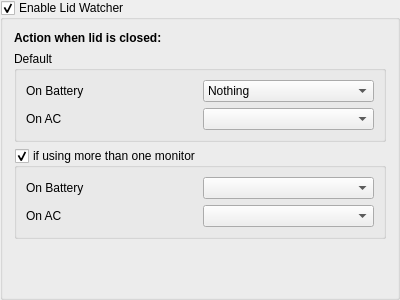
Above: config/lidwatchersettings.ui from lxqt/lxqt-powermanagement before the change. Below: the same form after it.
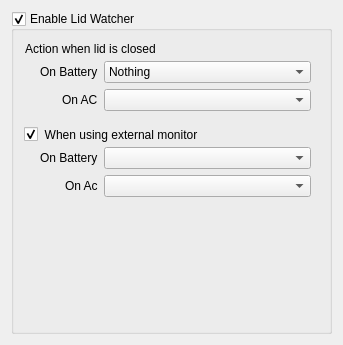
That is the form after the change.

Patch:
```diff
--- a/config/lidwatchersettings.ui
+++ b/config/lidwatchersettings.ui
@@ -1,46 +1,56 @@
 <?xml version="1.0" encoding="UTF-8"?>
 <ui version="4.0">
  <class>LidWatcherSettings</class>
- <widget class="QGroupBox" name="LidWatcherSettings">
+ <widget class="QWidget" name="LidWatcherSettings">
   <property name="geometry">
    <rect>
     <x>0</x>
     <y>0</y>
-    <width>400</width>
-    <height>300</height>
+    <width>343</width>
+    <height>345</height>
    </rect>
   </property>
   <property name="windowTitle">
-   <string>GroupBox</string>
-  </property>
-  <property name="title">
-   <string>Enable Lid Watcher</string>
-  </property>
-  <property name="checkable">
-   <bool>true</bool>
+   <string>Form</string>
   </property>
   <layout class="QVBoxLayout" name="verticalLayout">
    <item>
-    <widget class="QLabel" name="label">
-     <property name="font">
-      <font>
-       <weight>75</weight>
-       <bold>true</bold>
-      </font>
+    <widget class="QGroupBox" name="enableGroupBox">
+     <property name="styleSheet">
+      <string notr="true"/>
      </property>
+     <property name="title">
+      <string>Enable Lid Watcher</string>
+     </property>
+     <property name="checkable">
+      <bool>true</bool>
+     </property>
+     <layout class="QVBoxLayout" name="verticalLayout_2">
+      <item>
+       <widget class="QGroupBox" name="groupBox">
+        <property name="styleSheet">
+         <string notr="true">QGroupBox {
+    border: none;
+	padding-top: 12px;
+    padding-left: 8px;
+}</string>
+        </property>
+        <property name="title">
+         <string>Action when lid is closed</string>
+        </property>
+        <layout class="QFormLayout" name="formLayout_2">
+         <property name="fieldGrowthPolicy">
+          <enum>QFormLayout::AllNonFixedFieldsGrow</enum>
+         </property>
+         <property name="labelAlignment">
+          <set>Qt::AlignRight|Qt::AlignTrailing|Qt::AlignVCenter</set>
+         </property>
+         <item row="0" column="0">
+          <widget class="QLabel" name="onBatteryActionLabel">
      <property name="text">
-      <string>Action when lid is closed:</string>
-     </property>
-    </widget>
-   </item>
-   <item>
-    <widget class="QGroupBox" name="defaultGroupBox">
-     <property name="title">
-      <string>Default</string>
-     </property>
-     <layout class="QGridLayout" name="gridLayout">
-      <item row="2" column="1">
-       <widget class="QComboBox" name="onAcActionComboBox"/>
+            <string>On Battery</string>
+           </property>
+          </widget>
       </item>
       <item row="0" column="1">
        <widget class="QComboBox" name="onBatteryActionComboBox">
@@ -66,56 +76,68 @@
         </item>
        </widget>
       </item>
-      <item row="0" column="0">
-       <widget class="QLabel" name="onBatteryActionLabel">
-        <property name="text">
-         <string>On Battery</string>
-        </property>
-       </widget>
-      </item>
-      <item row="2" column="0">
+         <item row="1" column="0">
        <widget class="QLabel" name="onAcActionLabel">
         <property name="text">
          <string>On AC</string>
         </property>
        </widget>
       </item>
+         <item row="1" column="1">
+          <widget class="QComboBox" name="onAcActionComboBox"/>
+         </item>
      </layout>
     </widget>
    </item>
    <item>
     <widget class="QGroupBox" name="extMonGroupBox">
+        <property name="sizePolicy">
+         <sizepolicy hsizetype="Expanding" vsizetype="Preferred">
+          <horstretch>0</horstretch>
+          <verstretch>0</verstretch>
+         </sizepolicy>
+        </property>
+        <property name="styleSheet">
+         <string notr="true">QGroupBox {
+    border: none;
+	padding-top: 12px;
+    padding-left: 8px;
+}</string>
+        </property>
      <property name="title">
-      <string>if using more than one monitor</string>
+         <string>When using external monitor</string>
      </property>
      <property name="checkable">
       <bool>true</bool>
      </property>
-     <layout class="QGridLayout" name="gridLayout_2">
-      <item row="0" column="0">
+        <layout class="QFormLayout" name="formLayout">
+         <property name="fieldGrowthPolicy">
+          <enum>QFormLayout::AllNonFixedFieldsGrow</enum>
+         </property>
+         <property name="labelAlignment">
+          <set>Qt::AlignRight|Qt::AlignTrailing|Qt::AlignVCenter</set>
+         </property>
+         <item row="1" column="0">
        <widget class="QLabel" name="extMonOnBatteryActionLabel">
+           <property name="sizePolicy">
+            <sizepolicy hsizetype="Expanding" vsizetype="Preferred">
+             <horstretch>0</horstretch>
+             <verstretch>0</verstretch>
+            </sizepolicy>
+           </property>
         <property name="text">
          <string>On Battery</string>
         </property>
        </widget>
       </item>
-      <item row="0" column="1">
-       <widget class="QComboBox" name="extMonOnBatteryActionComboBox"/>
-      </item>
-      <item row="1" column="1">
-       <widget class="QComboBox" name="extMonOnAcActionComboBox"/>
-      </item>
-      <item row="1" column="0">
+         <item row="2" column="0">
        <widget class="QLabel" name="extMonOnAcActionLabel">
         <property name="text">
-         <string>On AC</string>
+            <string>On Ac</string>
         </property>
        </widget>
       </item>
-     </layout>
-    </widget>
-   </item>
-   <item>
+         <item row="3" column="0">
     <spacer name="verticalSpacer">
      <property name="orientation">
       <enum>Qt::Vertical</enum>
@@ -127,6 +149,38 @@
       </size>
      </property>
     </spacer>
+         </item>
+         <item row="2" column="1">
+          <widget class="QComboBox" name="extMonOnAcActionComboBox">
+           <property name="sizePolicy">
+            <sizepolicy hsizetype="Preferred" vsizetype="Fixed">
+             <horstretch>0</horstretch>
+             <verstretch>0</verstretch>
+            </sizepolicy>
+           </property>
+           <property name="minimumSize">
+            <size>
+             <width>0</width>
+             <height>0</height>
+            </size>
+           </property>
+          </widget>
+         </item>
+         <item row="1" column="1">
+          <widget class="QComboBox" name="extMonOnBatteryActionComboBox">
+           <property name="sizePolicy">
+            <sizepolicy hsizetype="Preferred" vsizetype="Fixed">
+             <horstretch>0</horstretch>
+             <verstretch>0</verstretch>
+            </sizepolicy>
+           </property>
+          </widget>
+         </item>
+        </layout>
+       </widget>
+      </item>
+     </layout>
+    </widget>
    </item>
   </layout>
  </widget>
```
Lines whose indentation alone changed are shown as unchanged.
